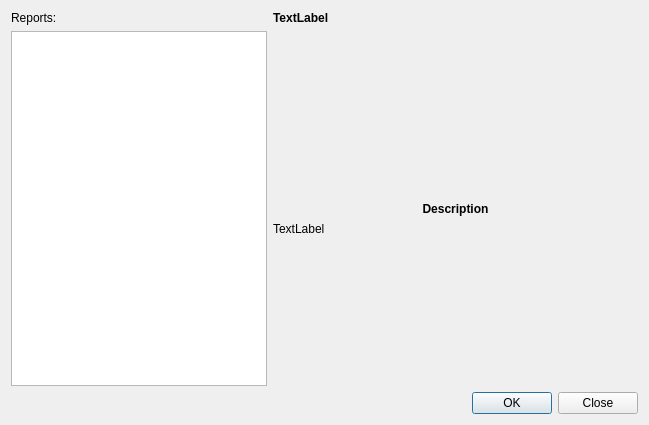
Above: App/ToolGroups/Analyze/Reports/ReportSelectorDialog.ui from FelixdelasPozas/EspINA before the change. Below: the same form after it.
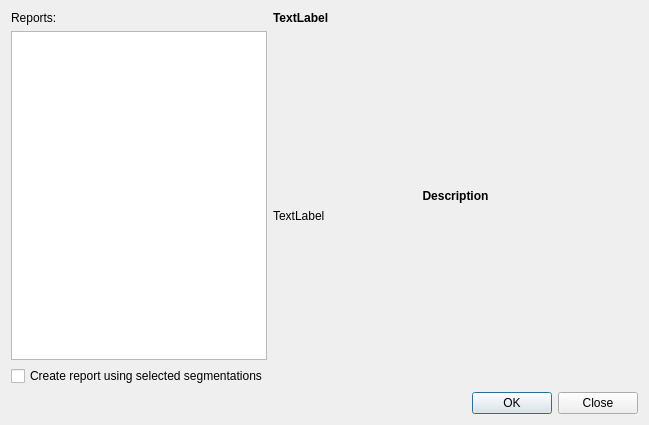
That is the form after the change. Icons and pictures are not drawn.

Commit message: Select report input in report selector dialog

```diff
--- a/App/ToolGroups/Analyze/Reports/ReportSelectorDialog.ui
+++ b/App/ToolGroups/Analyze/Reports/ReportSelectorDialog.ui
@@ -125,6 +125,13 @@
      </item>
     </layout>
    </item>
+   <item>
+    <widget class="QCheckBox" name="m_selectionReport">
+     <property name="text">
+      <string>Create report using selected segmentations</string>
+     </property>
+    </widget>
+   </item>
    <item>
     <widget class="QDialogButtonBox" name="m_buttons">
      <property name="orientation">
```
The commit also changes 52 other files.
